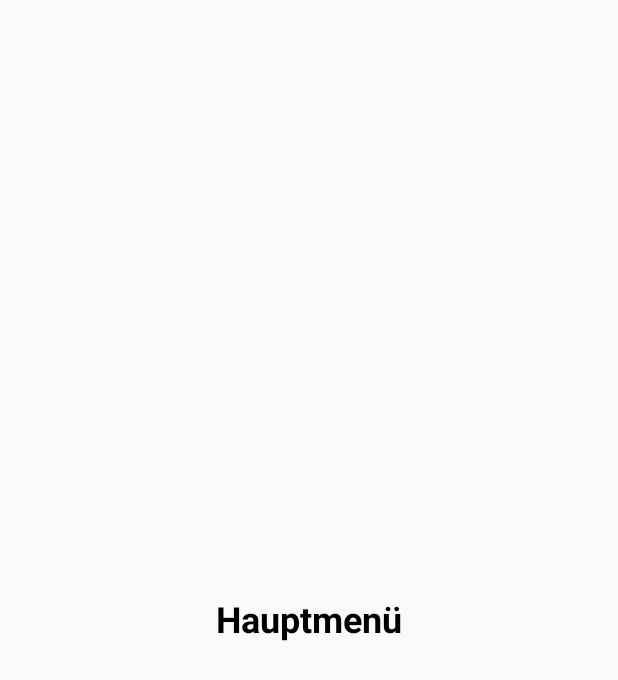
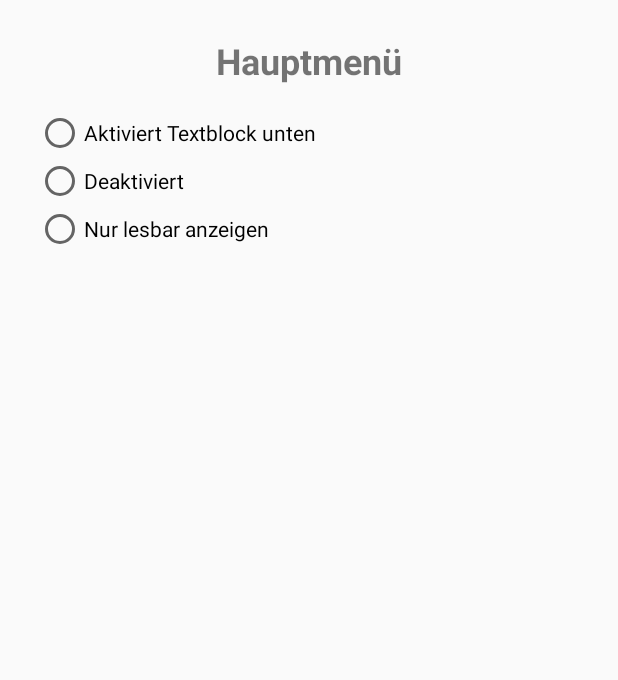
Before and after one commit to MurKilic/KotlinTests, an Android app: the MainMenuActivity screen opened directly, with no data from a screen before it, on a phone screen of 412 x 824 dp. Shown: the top 680 px of the screen. Run offline under Robolectric (Android 15) with nearby library versions, the phone set to English and light mode, and no system bars.

Commit message:
Erweiterung HauptmenuTest.kt um Radio Btns und Textblock Anpassung activity_main_menu XML

```diff
--- a/app/src/main/java/com/example/loginapp/MainMenuActivity.kt
+++ b/app/src/main/java/com/example/loginapp/MainMenuActivity.kt
@@ -1,6 +1,7 @@
 package com.example.loginapp
 
 import android.os.Bundle
+import android.view.View
 import androidx.appcompat.app.AppCompatActivity
 import com.example.loginapp.databinding.ActivityMainMenuBinding
 
@@ -13,7 +14,24 @@ class MainMenuActivity : AppCompatActivity() {
         binding = ActivityMainMenuBinding.inflate(layoutInflater)
         setContentView(binding.root)
 
+        // Titel setzen
         binding.mainMenuTitle.text = "Hauptmenü"
 
+        // Radiobutton: Sichtbar und bearbeitbar
+        binding.radioAktiv.setOnClickListener {
+            binding.editTextBlock.visibility = View.VISIBLE
+            binding.editTextBlock.isEnabled = true
+        }
+
+        // Radiobutton: Unsichtbar
+        binding.radioDeaktiv.setOnClickListener {
+            binding.editTextBlock.visibility = View.GONE
+        }
+
+        // Radiobutton: Sichtbar, aber nicht bearbeitbar
+        binding.radioNurLesen.setOnClickListener {
+            binding.editTextBlock.visibility = View.VISIBLE
+            binding.editTextBlock.isEnabled = false
+        }
     }
 }
--- a/app/src/main/res/layout/activity_main_menu.xml
+++ b/app/src/main/res/layout/activity_main_menu.xml
@@ -1,22 +1,57 @@
 <?xml version="1.0" encoding="utf-8"?>
-<androidx.constraintlayout.widget.ConstraintLayout
+<LinearLayout
     xmlns:android="http://schemas.android.com/apk/res/android"
     xmlns:app="http://schemas.android.com/apk/res-auto"
     android:id="@+id/mainMenuLayout"
     android:layout_width="match_parent"
-    android:layout_height="match_parent">
+    android:layout_height="match_parent"
+    android:orientation="vertical"
+    android:padding="24dp">
 
+    <!-- Überschrift -->
     <TextView
         android:id="@+id/mainMenuTitle"
-        android:layout_width="wrap_content"
+        android:layout_width="match_parent"
         android:layout_height="wrap_content"
         android:text="Hauptmenü"
         android:textSize="24sp"
         android:textStyle="bold"
-        android:textColor="@android:color/black"
-        app:layout_constraintTop_toTopOf="parent"
-        app:layout_constraintBottom_toBottomOf="parent"
-        app:layout_constraintLeft_toLeftOf="parent"
-        app:layout_constraintRight_toRightOf="parent"/>
+        android:gravity="center"
+        android:layout_marginBottom="16dp"/>
 
-</androidx.constraintlayout.widget.ConstraintLayout>
+    <!-- RadioGroup mit drei Optionen -->
+    <RadioGroup
+        android:id="@+id/radioGroup"
+        android:layout_width="match_parent"
+        android:layout_height="wrap_content"
+        android:orientation="vertical">
+
+        <RadioButton
+            android:id="@+id/radioAktiv"
+            android:layout_width="wrap_content"
+            android:layout_height="wrap_content"
+            android:text="Aktiviert Textblock unten" />
+
+        <RadioButton
+            android:id="@+id/radioDeaktiv"
+            android:layout_width="wrap_content"
+            android:layout_height="wrap_content"
+            android:text="Deaktiviert" />
+
+        <RadioButton
+            android:id="@+id/radioNurLesen"
+            android:layout_width="wrap_content"
+            android:layout_height="wrap_content"
+            android:text="Nur lesbar anzeigen" />
+    </RadioGroup>
+
+    <!-- Textblock -->
+    <EditText
+        android:id="@+id/editTextBlock"
+        android:layout_width="match_parent"
+        android:layout_height="120dp"
+        android:hint="Textblock..."
+        android:visibility="gone"
+        android:layout_marginTop="16dp"
+        android:background="@android:drawable/editbox_background" />
+</LinearLayout>
```
Also changed, not shown: 144 other files.
